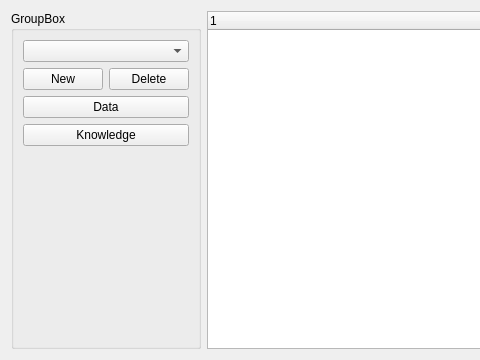
Qt form ExylorQt/Gui/expertwidget.ui (Stas777/Exsylor) before a commit; both pictures show x 0 to 480 and y 0 to 360 of the 694 by 360 pixel window.
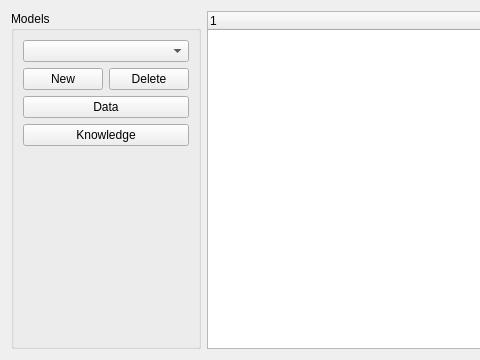
The same form after that commit.

```diff
--- a/ExylorQt/Gui/expertwidget.ui
+++ b/ExylorQt/Gui/expertwidget.ui
@@ -17,7 +17,7 @@
    <item row="1" column="0">
     <widget class="QGroupBox" name="groupBox">
      <property name="title">
-      <string>GroupBox</string>
+      <string>Models</string>
      </property>
      <layout class="QGridLayout" name="gridLayout">
       <item row="4" column="0" colspan="2">
```
Left out of the diff: 2 changed lines with no effect on the pictures.
